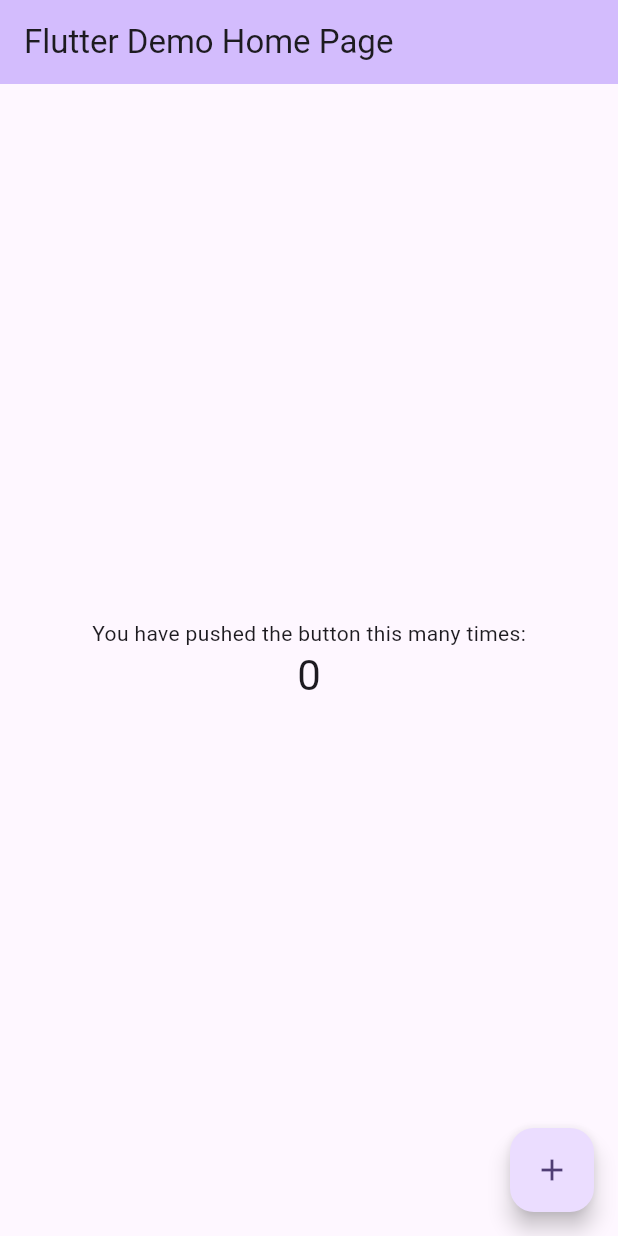
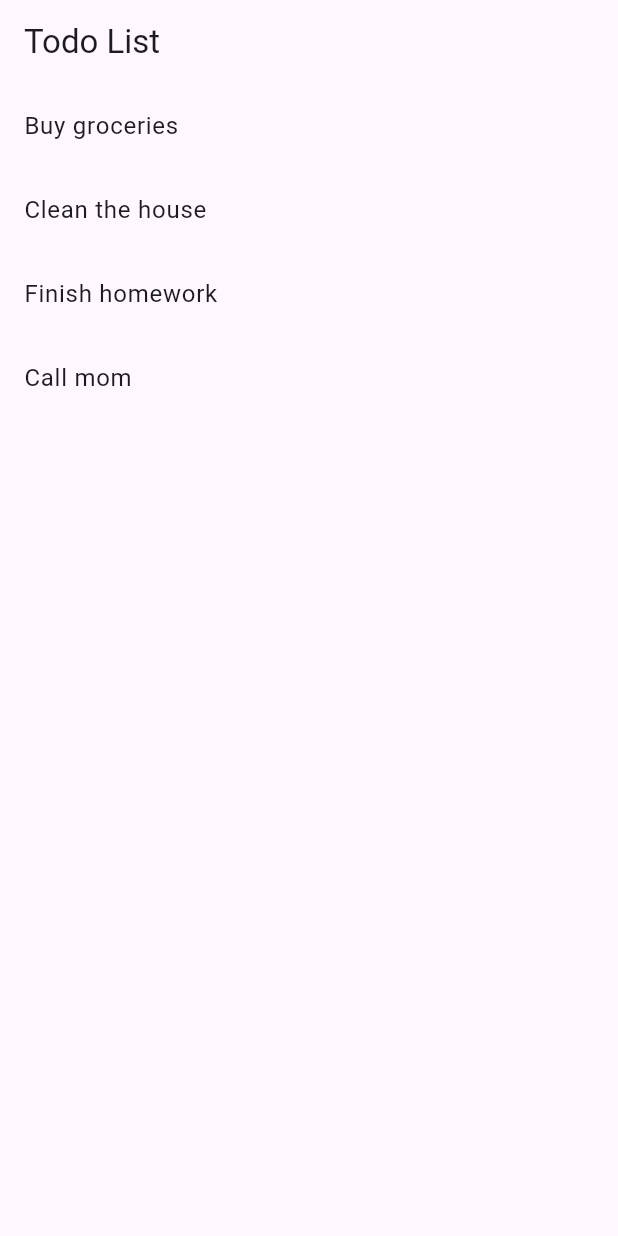
Before and after one commit to Miniieee/shoppinglist, a Flutter app: the screen it shows after launch, on a phone screen of 412 x 824 dp. Run offline on Flutter 3.47's test engine with Material 3 defaults, Android fonts, the phone set to English and light mode, and no system bars.

Commit message:
basic list

```diff
--- a/lib/main.dart
+++ b/lib/main.dart
@@ -1,7 +1,7 @@
 import 'package:flutter/material.dart';
 
 void main() {
-  runApp(const MyApp());
+  runApp(MyApp());
 }
 
 class MyApp extends StatelessWidget {
@@ -10,113 +10,29 @@ class MyApp extends StatelessWidget {
   // This widget is the root of your application.
   @override
   Widget build(BuildContext context) {
-    return MaterialApp(
-      title: 'Flutter Demo',
-      theme: ThemeData(
-        // This is the theme of your application.
-        //
-        // TRY THIS: Try running your application with "flutter run". You'll see
-        // the application has a purple toolbar. Then, without quitting the app,
-        // try changing the seedColor in the colorScheme below to Colors.green
-        // and then invoke "hot reload" (save your changes or press the "hot
-        // reload" button in a Flutter-supported IDE, or press "r" if you used
-        // the command line to start the app).
-        //
-        // Notice that the counter didn't reset back to zero; the application
-        // state is not lost during the reload. To reset the state, use hot
-        // restart instead.
-        //
-        // This works for code too, not just values: Most code changes can be
-        // tested with just a hot reload.
-        colorScheme: ColorScheme.fromSeed(seedColor: Colors.deepPurple),
+    return MaterialApp(title: 'Todo List', home: TodoListPage());
+  }
+}
+
+class TodoListPage extends StatelessWidget {
+  // List of todo items as strings
+  final List<String> todos = [
+    'Buy groceries',
+    'Clean the house',
+    'Finish homework',
+    'Call mom',
+  ];
+
+  @override
+  Widget build(BuildContext context) {
+    return Scaffold(
+      appBar: AppBar(title: Text('Todo List')),
+      body: ListView.builder(
+        itemCount: todos.length,
+        itemBuilder: (context, index) {
+          return ListTile(title: Text(todos[index]));
+        },
       ),
-      home: const MyHomePage(title: 'Flutter Demo Home Page'),
     );
   }
 }
-
-class MyHomePage extends StatefulWidget {
-  const MyHomePage({super.key, required this.title});
-
-  // This widget is the home page of your application. It is stateful, meaning
-  // that it has a State object (defined below) that contains fields that affect
-  // how it looks.
-
-  // This class is the configuration for the state. It holds the values (in this
-  // case the title) provided by the parent (in this case the App widget) and
-  // used by the build method of the State. Fields in a Widget subclass are
-  // always marked "final".
-
-  final String title;
-
-  @override
-  State<MyHomePage> createState() => _MyHomePageState();
-}
-
-class _MyHomePageState extends State<MyHomePage> {
-  int _counter = 0;
-
-  void _incrementCounter() {
-    setState(() {
-      // This call to setState tells the Flutter framework that something has
-      // changed in this State, which causes it to rerun the build method below
-      // so that the display can reflect the updated values. If we changed
-      // _counter without calling setState(), then the build method would not be
-      // called again, and so nothing would appear to happen.
-      _counter++;
-    });
-  }
-
-  @override
-  Widget build(BuildContext context) {
-    // This method is rerun every time setState is called, for instance as done
-    // by the _incrementCounter method above.
-    //
-    // The Flutter framework has been optimized to make rerunning build methods
-    // fast, so that you can just rebuild anything that needs updating rather
-    // than having to individually change instances of widgets.
-    return Scaffold(
-      appBar: AppBar(
-        // TRY THIS: Try changing the color here to a specific color (to
-        // Colors.amber, perhaps?) and trigger a hot reload to see the AppBar
-        // change color while the other colors stay the same.
-        backgroundColor: Theme.of(context).colorScheme.inversePrimary,
-        // Here we take the value from the MyHomePage object that was created by
-        // the App.build method, and use it to set our appbar title.
-        title: Text(widget.title),
-      ),
-      body: Center(
-        // Center is a layout widget. It takes a single child and positions it
-        // in the middle of the parent.
-        child: Column(
-          // Column is also a layout widget. It takes a list of children and
-          // arranges them vertically. By default, it sizes itself to fit its
-          // children horizontally, and tries to be as tall as its parent.
-          //
-          // Column has various properties to control how it sizes itself and
-          // how it positions its children. Here we use mainAxisAlignment to
-          // center the children vertically; the main axis here is the vertical
-          // axis because Columns are vertical (the cross axis would be
-          // horizontal).
-          //
-          // TRY THIS: Invoke "debug painting" (choose the "Toggle Debug Paint"
-          // action in the IDE, or press "p" in the console), to see the
-          // wireframe for each widget.
-          mainAxisAlignment: MainAxisAlignment.center,
-          children: <Widget>[
-            const Text('You have pushed the button this many times:'),
-            Text(
-              '$_counter',
-              style: Theme.of(context).textTheme.headlineMedium,
-            ),
-          ],
-        ),
-      ),
-      floatingActionButton: FloatingActionButton(
-        onPressed: _incrementCounter,
-        tooltip: 'Increment',
-        child: const Icon(Icons.add),
-      ), // This trailing comma makes auto-formatting nicer for build methods.
-    );
-  }
-}
```
